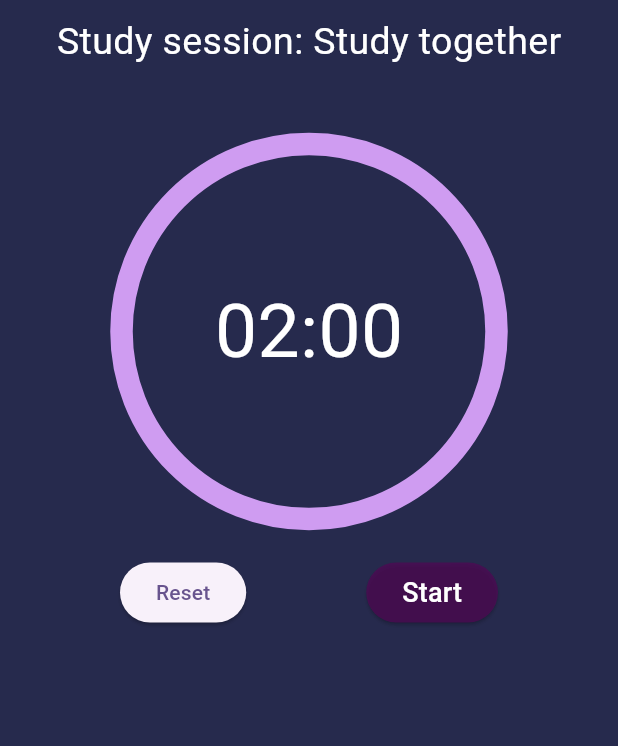
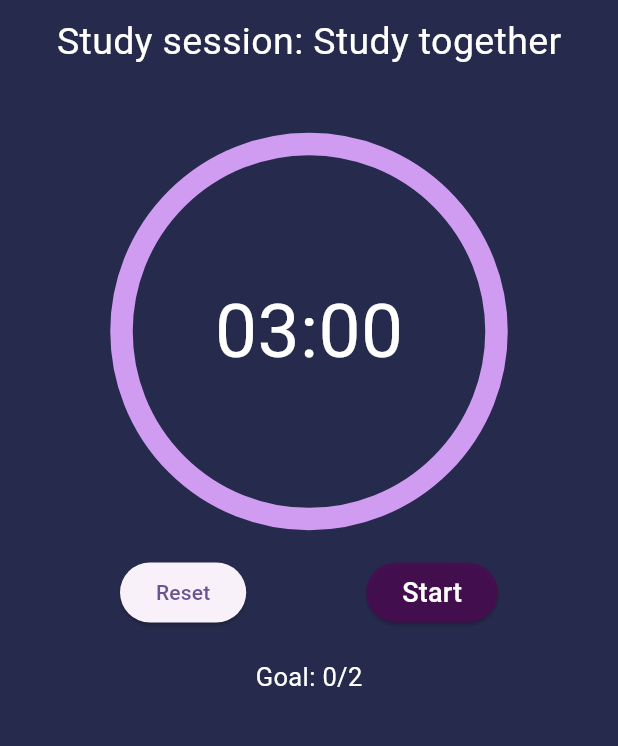
Before and after one commit to ingridlopez45/pomodoro_timer, a Flutter app: the PomodoroPage screen opened directly, after a tap on "Reset", on a phone screen of 412 x 824 dp, the part 189-935 px from its top. Run offline on Flutter 3.47's test engine with Material 3 defaults, Android fonts, the phone set to English and light mode, and no system bars.

Commit message:
feat: Refactor TimerSession component for improved functionality

```diff
--- a/lib/components/timer_session.dart
+++ b/lib/components/timer_session.dart
@@ -1,103 +1,103 @@
-import 'dart:async';
-import 'package:flutter/material.dart';
-import 'package:intl/intl.dart';
+// import 'dart:async';
+// import 'package:flutter/material.dart';
+// import 'package:intl/intl.dart';
 
-class TimerSession extends StatefulWidget{
+// class TimerSession extends StatefulWidget{
 
-  @override
-  _TimerSessionState createState() => _TimerSessionState();
-}
+//   @override
+//   _TimerSessionState createState() => _TimerSessionState();
+// }
 
-class _TimerSessionState extends State<TimerSession>{
-  static var sessionMinutes=2;
-  static var breakMinutes=3;
-  int minutes = sessionMinutes;
-  int seconds = 0;
-  late int maxMinutes = minutes;
-  Timer? timer;
-  var f= NumberFormat('00');
-  bool reset=false;
+// class _TimerSessionState extends State<TimerSession>{
+//   static var sessionMinutes=2;
+//   static var breakMinutes=3;
+//   int minutes = sessionMinutes;
+//   int seconds = 0;
+//   late int maxMinutes = minutes;
+//   Timer? timer;
+//   var f= NumberFormat('00');
+//   bool reset=false;
 
-  void resetTimer()=> setState(() => minutes =maxMinutes);
+//   void resetTimer()=> setState(() => minutes =maxMinutes);
 
-  void  _StartTimer(){
-    if(minutes>0){
-      seconds = minutes *60;
-    }
-    if(seconds>60){
-      minutes=(seconds/60).floor();
-      seconds -= (minutes*60);
-    }
-    timer=Timer.periodic(const Duration(seconds: 1), (timer) {
-      setState(() {
-        if(seconds>0){
-          seconds--;
-        }else{
-          if(minutes>0){
-            seconds=59;
-            minutes--;
-          }else{
-            breakSession();
-          }
-        }
-      });
-      });
-  }
+//   void  _StartTimer(){
+//     if(minutes>0){
+//       seconds = minutes *60;
+//     }
+//     if(seconds>60){
+//       minutes=(seconds/60).floor();
+//       seconds -= (minutes*60);
+//     }
+//     timer=Timer.periodic(const Duration(seconds: 1), (timer) {
+//       setState(() {
+//         if(seconds>0){
+//           seconds--;
+//         }else{
+//           if(minutes>0){
+//             seconds=59;
+//             minutes--;
+//           }else{
+//             breakSession();
+//           }
+//         }
+//       });
+//       });
+//   }
 
-  void breakSession(){
-    setState(() {
-      reset=!reset;
-    });
-    minutes=reset ? breakMinutes:sessionMinutes;
-    maxMinutes=minutes;
-  }
+//   void breakSession(){
+//     setState(() {
+//       reset=!reset;
+//     });
+//     minutes=reset ? breakMinutes:sessionMinutes;
+//     maxMinutes=minutes;
+//   }
 
-  void stopTimer(){
-    if(reset){
-      resetTimer();
-      seconds=0;
-    }
-    timer?.cancel();
-  }
+//   void stopTimer(){
+//     if(reset){
+//       resetTimer();
+//       seconds=0;
+//     }
+//     timer?.cancel();
+//   }
 
-@override
-Widget build(BuildContext context){
-  return SingleChildScrollView(
-    child: Column(
-      children: [
-        buildTimer(),
-        const SizedBox(height: 25),
-        Row(
-          mainAxisAlignment: MainAxisAlignment.spaceEvenly,
-          children: [
-            ElevatedButton(onPressed: stopTimer, child: const Text('Reset')),
-            ElevatedButton(onPressed: _StartTimer, style: const ButtonStyle(backgroundColor: MaterialStatePropertyAll(Color.fromARGB(181, 81, 6, 85))), child: Text('Start', style: TextStyle(fontSize: 18,color: Theme.of(context).secondaryHeaderColor),)),
-          ],
-        )
-      ],
-    ),
-  );
-}
+// @override
+// Widget build(BuildContext context){
+//   return SingleChildScrollView(
+//     child: Column(
+//       children: [
+//         buildTimer(),
+//         const SizedBox(height: 25),
+//         Row(
+//           mainAxisAlignment: MainAxisAlignment.spaceEvenly,
+//           children: [
+//             ElevatedButton(onPressed: stopTimer, child: const Text('Reset')),
+//             ElevatedButton(onPressed: _StartTimer, style: const ButtonStyle(backgroundColor: MaterialStatePropertyAll(Color.fromARGB(181, 81, 6, 85))), child: Text('Start', style: TextStyle(fontSize: 18,color: Theme.of(context).secondaryHeaderColor),)),
+//           ],
+//         )
+//       ],
+//     ),
+//   );
+// }
 
-Widget buildTimer()=> SizedBox(
-  width: 250,
-  height: 250,
-  child: Stack(
-    fit: StackFit.expand,
-    children: [
-      CircularProgressIndicator(
-        value: 1-((minutes*60)+seconds)/(maxMinutes*60),
-        strokeWidth: 15,
-        valueColor: const AlwaysStoppedAnimation( Color.fromARGB(255, 136, 72, 180)),
-        backgroundColor: const Color.fromARGB(255, 207, 156, 241),
-      ),
-      Center(child: buildTime()),
-      ]),
-);
+// Widget buildTimer()=> SizedBox(
+//   width: 250,
+//   height: 250,
+//   child: Stack(
+//     fit: StackFit.expand,
+//     children: [
+//       CircularProgressIndicator(
+//         value: 1-((minutes*60)+seconds)/(maxMinutes*60),
+//         strokeWidth: 15,
+//         valueColor: const AlwaysStoppedAnimation( Color.fromARGB(255, 136, 72, 180)),
+//         backgroundColor: const Color.fromARGB(255, 207, 156, 241),
+//       ),
+//       Center(child: buildTime()),
+//       ]),
+// );
 
-Widget buildTime(){
-  return Text('${f.format(minutes)}:${f.format(seconds)}',
-  style: TextStyle(color: Theme.of(context).secondaryHeaderColor, fontSize: 50),
-  );
-}
-}
+// Widget buildTime(){
+//   return Text('${f.format(minutes)}:${f.format(seconds)}',
+//   style: TextStyle(color: Theme.of(context).secondaryHeaderColor, fontSize: 50),
+//   );
+// }
+// }
--- a/lib/main.dart
+++ b/lib/main.dart
@@ -17,6 +17,8 @@ class MyApp extends StatelessWidget {
       theme: ThemeData(
         primaryColor: const Color.fromARGB(223, 7, 11, 52),
         secondaryHeaderColor: Colors.white,
+        scaffoldBackgroundColor: Color.fromARGB(239, 2, 28, 30),
+        indicatorColor: const Color.fromARGB(255, 111, 185, 143),
         colorScheme: ColorScheme.fromSeed(seedColor: Colors.deepPurple),
         useMaterial3: true,
       ),
--- a/lib/pages/pomodoro_page.dart
+++ b/lib/pages/pomodoro_page.dart
@@ -1,16 +1,123 @@
 import 'package:flutter/material.dart';
-import 'package:pomodoro_timer/components/timer_session.dart';
+import 'dart:async';
+import 'package:intl/intl.dart';
 
-class PomodoroPage extends StatelessWidget {
+class PomodoroPage extends StatefulWidget {
   const PomodoroPage({super.key});
 
   @override
-  Widget build(BuildContext context){
+  State<PomodoroPage> createState() => _PomodoroPageState();
+}
+
+class _PomodoroPageState extends State<PomodoroPage> {
+  static var sessionMinutes = 3;
+  static var breakMinutes = 2;
+  static var goal=2;
+  int minutes = sessionMinutes;
+  int sessionDone = 0;
+  int seconds = 0;
+  late int maxMinutes = minutes;
+  Timer? timer;
+  var f = NumberFormat('00');
+  bool reset = false;
+  bool isBreakTime = false;
+  bool sessionCompleted=false;
+
+  void _StartTimer() {
+    if (minutes > 0) {
+      seconds = minutes * 60;
+    }
+    if (seconds > 60) {
+      minutes = (seconds / 60).floor();
+      seconds -= (minutes * 60);
+    }
+
+    timer = Timer.periodic(const Duration(seconds: 1), (timer) {
+      setState(() {
+        if (seconds > 0) {
+          seconds--;
+        } else {
+          if (minutes > 0) {
+            seconds = 59;
+            minutes--;
+          } else {
+            breakSession();
+          }
+        }
+      });
+    });
+  }
+
+  void breakSession() {
+    setState(() {
+      reset = !reset;
+    });
+    minutes = reset ? breakMinutes : sessionMinutes;
+    maxMinutes = minutes;
+    isBreakTime=!isBreakTime;
+    sessionNumber();
+  }
+
+  void stopTimer() {
+      setState(() {
+      if(sessionCompleted==false){
+      isBreakTime=false;
+      reset=!reset;
+      }
+      if(sessionCompleted==true){
+        sessionCompleted=false;
+      }
+    });
+    minutes=sessionMinutes;
+    maxMinutes=minutes;
+    seconds=0;
+    sessionDone=0;
+    timer?.cancel();
+  }
+
+  void sessionNumber(){
+    setState((){
+    reset=!reset;
+    if(reset=!reset){
+      sessionDone++;
+    }
+    if(sessionDone==goal){
+      stopTimer();
+      openDialog();
+      }
+    });
+    }
+  Future openDialog() => showDialog(
+    context: context,
+    builder: (BuildContext context) => AlertDialog(
+      backgroundColor: const Color.fromARGB(255, 44, 4, 28),
+      title: Column(
+                mainAxisSize: MainAxisSize.min,
+                mainAxisAlignment: MainAxisAlignment.center,
+                children: <Widget>[
+                  const SizedBox(height: 10,),
+                  Text('Congratulations!', style: TextStyle(color: Theme.of(context).secondaryHeaderColor, fontSize: 18),),
+                  Text('You finished your work session!', style: TextStyle(color: Theme.of(context).secondaryHeaderColor, fontSize: 18),),
+                  const SizedBox(height: 15),
+                  TextButton(
+                    onPressed: () {
+                      sessionCompleted=true;
+                      Navigator.pop(context);
+                      stopTimer();
+                    },
+                    child: const Text('Okay', style: TextStyle(color: Colors.white),),
+                  ),
+                ],
+              ),
+    ));
+
+  @override
+  Widget build(BuildContext context) {
     return Scaffold(
-        backgroundColor: Theme.of(context).primaryColor,
+        backgroundColor: isBreakTime ? Theme.of(context).scaffoldBackgroundColor:Theme.of(context).primaryColor,
         appBar: AppBar(
           automaticallyImplyLeading: false,
-          backgroundColor: Theme.of(context).primaryColor,
+          backgroundColor: isBreakTime ? Color.fromARGB(255, 2, 28, 30):Theme.of(context).primaryColor,
           elevation: 0,
           title: Text(
             "Screen Nombre",
@@ -42,11 +149,56 @@ class PomodoroPage extends StatelessWidget {
                     style: TextStyle(fontSize: 25, color: Colors.white),
                   ),
                   const SizedBox(height: 50),
-                  TimerSession()
+                  buildTimer(),
+                  const SizedBox(height: 25),
+                  Row(
+                    mainAxisAlignment: MainAxisAlignment.spaceEvenly,
+                    children: [
+                      ElevatedButton(
+                          onPressed: stopTimer, child: const Text('Reset')),
+                      ElevatedButton(
+                          onPressed: _StartTimer,
+                          style: ButtonStyle(
+                              backgroundColor: MaterialStatePropertyAll(
+                                  isBreakTime ? const Color.fromARGB(255, 0, 68, 69) : Color.fromARGB(181, 81, 6, 85))),
+                          child: Text(
+                            'Start',
+                            style: TextStyle(
+                                fontSize: 18,
+                                color: Theme.of(context).secondaryHeaderColor),
+                          )),
+                    ],
+                  ),
+                  SizedBox(height: 20),
+                  Text('Goal: $sessionDone/$goal', style: TextStyle(color: Colors.white, fontSize: 17),),
+
                 ],
               ),
             ),
           ),
         ));
   }
+
+  Widget buildTimer() => SizedBox(
+        width: 250,
+        height: 250,
+        child: Stack(fit: StackFit.expand, children: [
+          CircularProgressIndicator(
+            value: 1 - ((minutes * 60) + seconds) / (maxMinutes * 60),
+            strokeWidth: 15,
+            valueColor:
+                AlwaysStoppedAnimation(isBreakTime ? const Color.fromARGB(255, 44, 120, 115): Color.fromARGB(255, 136, 72, 180)),
+            backgroundColor: isBreakTime ? Theme.of(context).indicatorColor: Color.fromARGB(255, 207, 156, 241),
+          ),
+          Center(child: buildTime()),
+        ]),
+      );
+
+  Widget buildTime() {
+    return Text(
+      '${f.format(minutes)}:${f.format(seconds)}',
+      style: TextStyle(
+          color: Theme.of(context).secondaryHeaderColor, fontSize: 50),
+    );
+  }
 }
```
